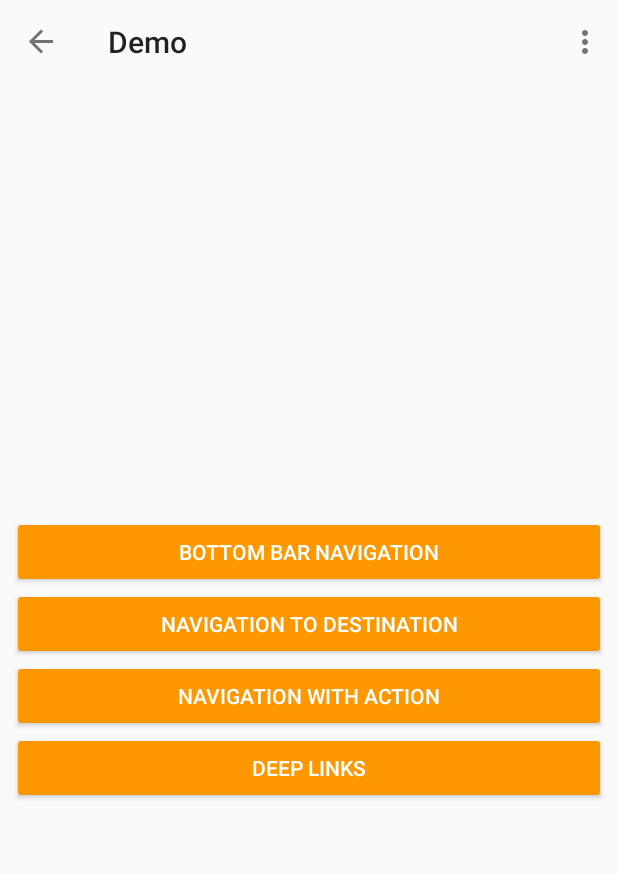
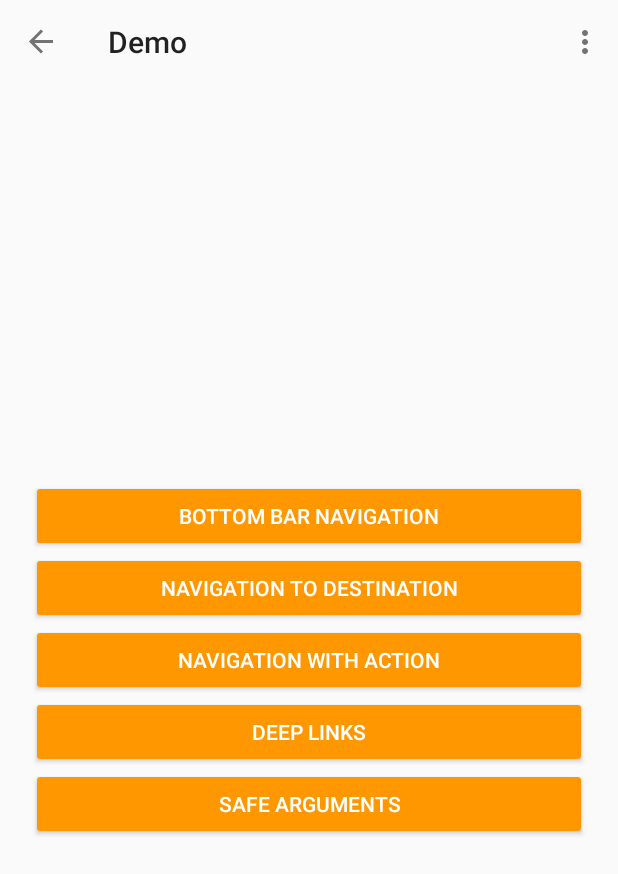
Before and after one commit to BirjuVachhani/navigation-component-android, an Android app: the DemoFragment screen opened through its navigation route, on a phone screen of 412 x 824 dp. Shown: the top 874 px of the screen. Run offline under Robolectric (Android 15) with nearby library versions, the phone set to English and light mode, and no system bars; our stand-ins replace navigation-ui, sdp/ssp sizes.

Commit message:
add agruments fragments

```diff
--- a/app/src/main/java/com/birjuvachhani/navigationcomponentdemo/DemoFragment.java
+++ b/app/src/main/java/com/birjuvachhani/navigationcomponentdemo/DemoFragment.java
@@ -17,6 +17,7 @@ public class DemoFragment extends Fragment {
     private Button btnNavigationWithAction;
     private Button btnDeepLink;
     private Button btnBottomBarNavigation;
+    private Button btnSafeArguments;
 
     public DemoFragment() {
     }
@@ -29,6 +30,7 @@ public class DemoFragment extends Fragment {
         btnDeepLink = view.findViewById(R.id.btnDeepLinking);
         btnNavigationToDestination = view.findViewById(R.id.btnNavigationUsingDestination);
         btnNavigationWithAction = view.findViewById(R.id.btnNavigationWithAction);
+        btnSafeArguments = view.findViewById(R.id.btnSafeArguments);
 
         btnNavigationToDestination.setOnClickListener(new View.OnClickListener() {
             @Override
@@ -40,6 +42,7 @@ public class DemoFragment extends Fragment {
         btnNavigationWithAction.setOnClickListener(Navigation.createNavigateOnClickListener(R.id.action_to_sampleFragmentOne));
 
         btnBottomBarNavigation.setOnClickListener(Navigation.createNavigateOnClickListener(R.id.action_navDemoFrag_to_bottomNavigationActivity));
+        btnSafeArguments.setOnClickListener(Navigation.createNavigateOnClickListener(R.id.action_navDemoFrag_to_safeArgumentsFragment));
         return view;
     }
 }
--- a/app/src/main/res/layout/fragment_demo.xml
+++ b/app/src/main/res/layout/fragment_demo.xml
@@ -10,56 +10,60 @@
         style="@style/Widget.AppCompat.Button.Colored"
         android:layout_width="match_parent"
         android:layout_height="wrap_content"
-        android:layout_marginStart="8dp"
-        android:layout_marginEnd="8dp"
+        android:layout_marginStart="@dimen/_16sdp"
+        android:layout_marginEnd="@dimen/_16sdp"
         android:text="Bottom Bar Navigation"
         app:layout_constraintBottom_toTopOf="@+id/btnNavigationUsingDestination"
-        app:layout_constraintEnd_toEndOf="parent"
-        app:layout_constraintHorizontal_bias="0.5"
-        app:layout_constraintStart_toStartOf="parent"
         app:layout_constraintTop_toTopOf="parent"
-        app:layout_constraintVertical_chainStyle="packed" />
+        app:layout_constraintVertical_chainStyle="packed"
+        tools:layout_editor_absoluteX="8dp" />
 
     <Button
         android:id="@+id/btnNavigationUsingDestination"
         style="@style/Widget.AppCompat.Button.Colored"
         android:layout_width="match_parent"
         android:layout_height="wrap_content"
-        android:layout_marginStart="8dp"
-        android:layout_marginEnd="8dp"
+        android:layout_marginStart="@dimen/_16sdp"
+        android:layout_marginEnd="@dimen/_16sdp"
         android:text="Navigation To Destination"
         app:layout_constraintBottom_toTopOf="@+id/btnNavigationWithAction"
-        app:layout_constraintEnd_toEndOf="parent"
-        app:layout_constraintHorizontal_bias="0.5"
-        app:layout_constraintStart_toStartOf="parent"
-        app:layout_constraintTop_toBottomOf="@+id/btnBottomBarNavigation" />
+        app:layout_constraintTop_toBottomOf="@+id/btnBottomBarNavigation"
+        tools:layout_editor_absoluteX="8dp" />
 
     <Button
         android:id="@+id/btnNavigationWithAction"
         style="@style/Widget.AppCompat.Button.Colored"
         android:layout_width="match_parent"
         android:layout_height="wrap_content"
-        android:layout_marginStart="8dp"
-        android:layout_marginEnd="8dp"
+        android:layout_marginStart="@dimen/_16sdp"
+        android:layout_marginEnd="@dimen/_16sdp"
         android:text="Navigation With Action"
         app:layout_constraintBottom_toTopOf="@+id/btnDeepLinking"
-        app:layout_constraintEnd_toEndOf="parent"
-        app:layout_constraintHorizontal_bias="0.5"
-        app:layout_constraintStart_toStartOf="parent"
-        app:layout_constraintTop_toBottomOf="@+id/btnNavigationUsingDestination" />
+        app:layout_constraintTop_toBottomOf="@+id/btnNavigationUsingDestination"
+        tools:layout_editor_absoluteX="8dp" />
 
     <Button
         android:id="@+id/btnDeepLinking"
         style="@style/Widget.AppCompat.Button.Colored"
         android:layout_width="match_parent"
         android:layout_height="wrap_content"
-        android:layout_marginStart="8dp"
-        android:layout_marginEnd="8dp"
+        android:layout_marginStart="@dimen/_16sdp"
+        android:layout_marginEnd="@dimen/_16sdp"
         android:text="Deep Links"
+        app:layout_constraintBottom_toTopOf="@+id/btnSafeArguments"
+        app:layout_constraintTop_toBottomOf="@+id/btnNavigationWithAction"
+        tools:layout_editor_absoluteX="8dp" />
+
+    <Button
+        android:id="@+id/btnSafeArguments"
+        style="@style/Widget.AppCompat.Button.Colored"
+        android:layout_width="match_parent"
+        android:layout_height="wrap_content"
+        android:layout_marginStart="@dimen/_16sdp"
+        android:layout_marginEnd="@dimen/_16sdp"
+        android:text="Safe Arguments"
         app:layout_constraintBottom_toBottomOf="parent"
-        app:layout_constraintEnd_toEndOf="parent"
-        app:layout_constraintHorizontal_bias="0.5"
-        app:layout_constraintStart_toStartOf="parent"
-        app:layout_constraintTop_toBottomOf="@+id/btnNavigationWithAction" />
+        app:layout_constraintTop_toBottomOf="@+id/btnDeepLinking"
+        tools:layout_editor_absoluteX="8dp" />
 
 </android.support.constraint.ConstraintLayout>
--- a/app/src/main/res/navigation/navigation_drawer.xml
+++ b/app/src/main/res/navigation/navigation_drawer.xml
@@ -41,6 +41,9 @@
         <action
             android:id="@+id/action_navDemoFrag_to_bottomNavigationActivity"
             app:destination="@id/bottomNavigationActivity" />
+        <action
+            android:id="@+id/action_navDemoFrag_to_safeArgumentsFragment"
+            app:destination="@id/safeArgumentsFragment" />
 
     </fragment>
     <activity
@@ -63,6 +66,21 @@
     <activity
         android:id="@+id/bottomNavigationActivity"
         android:name="com.birjuvachhani.navigationcomponentdemo.BottomNavigationActivity"
-        android:label="activity_bottom_navigation"
+        android:label="Bottom Navigation Activity"
         tools:layout="@layout/activity_bottom_navigation" />
+    <fragment
+        android:id="@+id/passArgumentsFragment"
+        android:name="com.birjuvachhani.navigationcomponentdemo.PassArgumentsFragment"
+        android:label="Safe Arguments"
+        tools:layout="@layout/fragment_pass_arguments" />
+    <fragment
+        android:id="@+id/welcomeFragment"
+        android:name="com.birjuvachhani.navigationcomponentdemo.WelcomeFragment"
+        android:label="Welcome"
+        tools:layout="@layout/fragment_pass_arguments" />
+    <fragment
+        android:id="@+id/welcomeFragment2"
+        android:name="com.birjuvachhani.navigationcomponentdemo.WelcomeFragment"
+        android:label="fragment_welcome"
+        tools:layout="@layout/fragment_welcome" />
 </navigation>
```
Also changed, not shown: app/src/main/java/com/birjuvachhani/navigationcomponentdemo/PassArgumentsFragment.java (added, +43 -0 lines), app/src/main/java/com/birjuvachhani/navigationcomponentdemo/WelcomeFragment.java (added, +23 -0 lines), app/src/main/res/drawable/ic_keyboard_arrow_right_black_24dp.xml (added, +10 -0 lines), app/src/main/res/layout/fragment_pass_arguments.xml (added, +51 -0 lines), app/src/main/res/layout/fragment_welcome.xml (added, +51 -0 lines).
